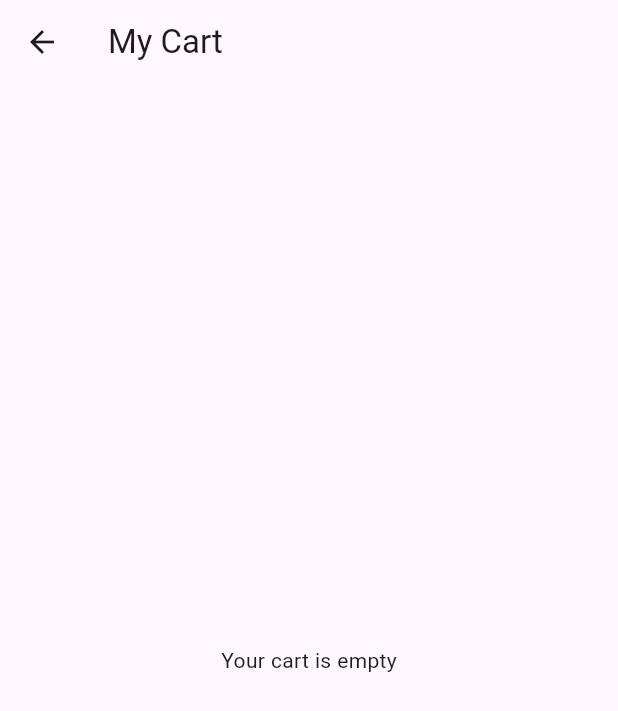
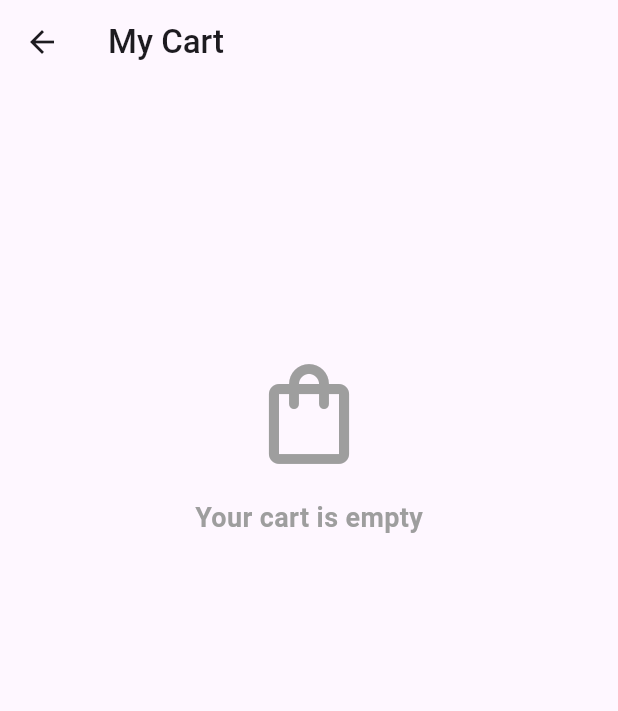
Before and after one commit to Ammar2000-Matarieh/Product_Catalog, a Flutter app: the CartScreen screen opened directly, on a phone screen of 412 x 824 dp. Shown: the top 711 px of the screen. Run offline on Flutter 3.47's test engine with Material 3 defaults, Android fonts, the light colour scheme and no system bars; our stand-ins replace cached_network_image, dio, equatable, flutter_bloc, nested, shared_preferences and 1 more; accounts and stored records are empty; network calls fail.

Commit message:
update code

```diff
--- a/lib/features/cart/presentation/pages/cart_screen.dart
+++ b/lib/features/cart/presentation/screens/cart_screen.dart
@@ -9,7 +9,12 @@ class CartScreen extends StatelessWidget {
   @override
   Widget build(BuildContext context) {
     return Scaffold(
-      appBar: AppBar(title: const Text("My Cart")),
+      appBar: AppBar(
+        title: const Text(
+          "My Cart",
+          style: TextStyle(fontSize: 22, fontWeight: FontWeight.w500),
+        ),
+      ),
       body: BlocBuilder<CartCubit, CartState>(
         builder: (context, state) {
           if (state is CartLoading) {
@@ -17,7 +22,28 @@ class CartScreen extends StatelessWidget {
           }
           if (state is CartLoaded) {
             if (state.cartItems.isEmpty) {
-              return const Center(child: Text("Your cart is empty"));
+              return ListView(
+                physics: const AlwaysScrollableScrollPhysics(),
+                children: const [
+                  SizedBox(height: 180),
+                  Icon(
+                    Icons.shopping_bag_outlined,
+                    size: 80,
+                    color: Colors.grey,
+                  ),
+                  SizedBox(height: 16),
+                  Center(
+                    child: Text(
+                      "Your cart is empty",
+                      style: TextStyle(
+                        fontSize: 18,
+                        fontWeight: FontWeight.w600,
+                        color: Colors.grey,
+                      ),
+                    ),
+                  ),
+                ],
+              );
             }
             return Column(
               children: [
--- a/lib/features/home/presentation/screens/home_screen.dart
+++ b/lib/features/home/presentation/screens/home_screen.dart
@@ -1,6 +1,6 @@
 import 'package:flutter/material.dart';
 import 'package:flutter_bloc/flutter_bloc.dart';
-import 'package:product_catalog_with_local_cart/features/cart/presentation/pages/cart_screen.dart';
+import 'package:product_catalog_with_local_cart/features/cart/presentation/screens/cart_screen.dart';
 import 'package:product_catalog_with_local_cart/features/home/presentation/widgets/custom_body.dart';
 import 'package:product_catalog_with_local_cart/features/cart/presentation/cubit/cart_cubit.dart';
 
@@ -13,7 +13,7 @@ class HomeScreen extends StatelessWidget {
       appBar: AppBar(
         title: const Text(
           "Product Catalog",
-          style: TextStyle(fontSize: 22, fontWeight: FontWeight.w600),
+          style: TextStyle(fontSize: 22, fontWeight: FontWeight.w500),
         ),
         actions: [
           Padding(
--- a/lib/features/products/presentation/cubit/products_state.dart
+++ b/lib/features/products/presentation/cubit/products_state.dart
@@ -4,7 +4,7 @@ abstract class ProductsState extends Equatable {
   const ProductsState();
 
   @override
-  List<Object?> get props => []; // استخدام Object? لضمان قبول القيم
+  List<Object?> get props => [];
 }
 
 class ProductsInitial extends ProductsState {}
@@ -16,7 +16,6 @@ class ProductLoaded extends ProductsState {
 
   const ProductLoaded(this.products);
 
-  // ✨ التعديل الجوهري هنا: إخبار Equatable بمراقبة محتويات القائمة
   @override
   List<Object?> get props => [products, ...products.map((p) => p.isFavorite)];
 }
```
Also changed, not shown: lib/features/cart/presentation/widgets/custom_item_card.dart (+7 -2 lines), lib/features/home/presentation/widgets/custom_body.dart (+28 -1 lines), lib/features/home/presentation/widgets/custom_item.dart (+7 -2 lines), lib/features/products/presentation/screens/product_details_screen.dart (+8 -1 lines), lib/features/products/presentation/widgets/custom_item_details.dart (+6 -3 lines).
